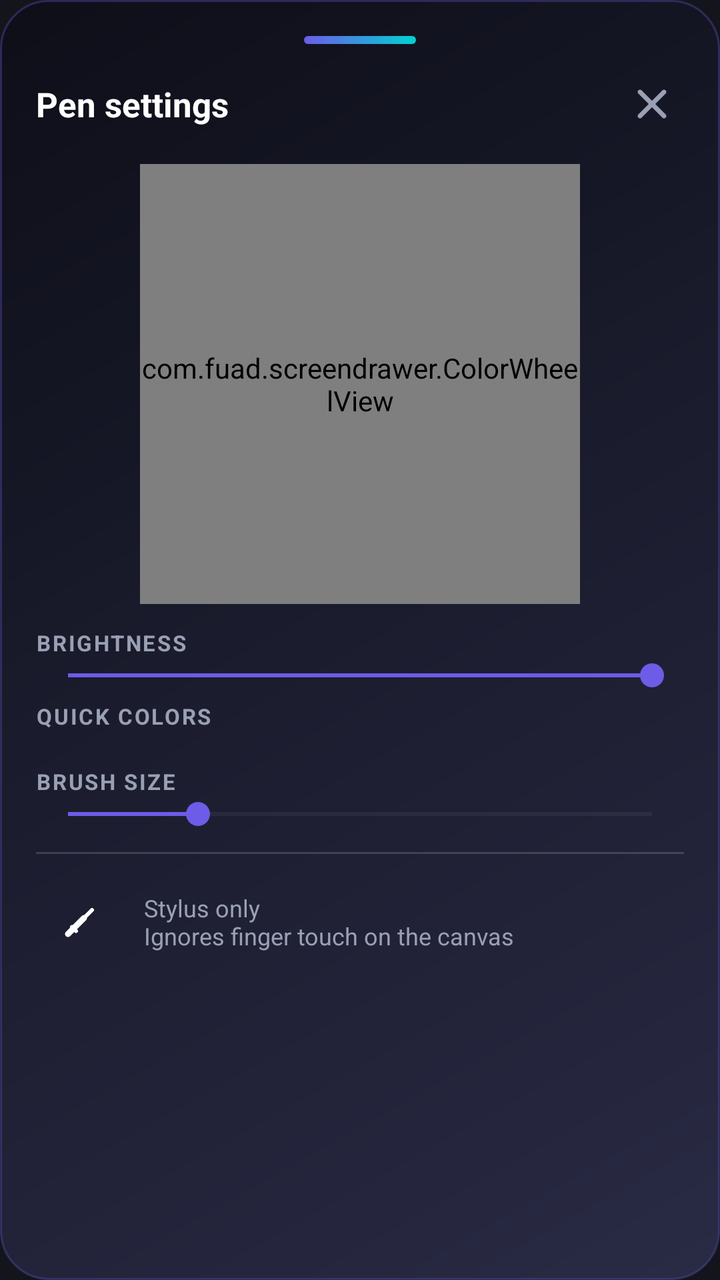
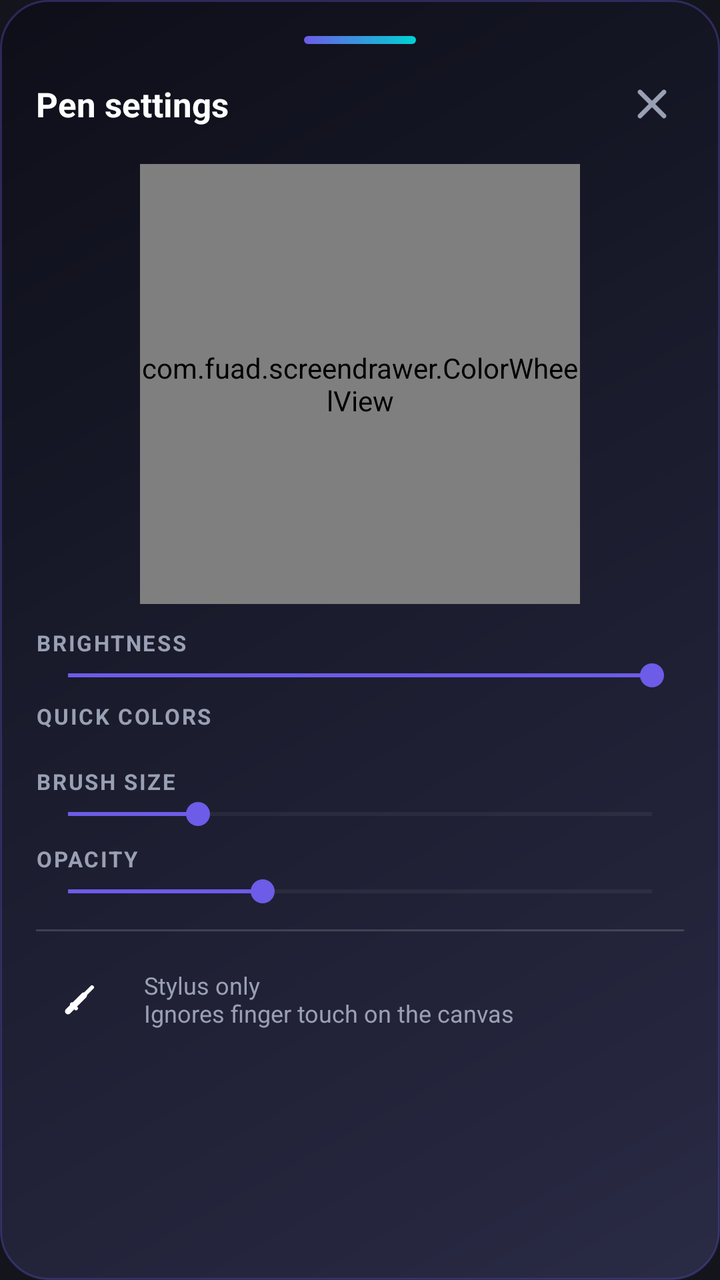

Compare the two renders of this Android layout. The source of the first and the diff that turns it into the second are given below.
<!-- AndroidManifest.xml: application theme Theme.ScreenDrawer -->
<!-- res/layout/panel_style.xml -->
<?xml version="1.0" encoding="utf-8"?>
<LinearLayout xmlns:android="http://schemas.android.com/apk/res/android"
    android:layout_width="288dp"
    android:layout_height="wrap_content"
    android:orientation="vertical"
    android:background="@drawable/bg_panel_card"
    android:padding="18dp"
    android:elevation="16dp">

    <View
        android:layout_width="56dp"
        android:layout_height="4dp"
        android:layout_gravity="center_horizontal"
        android:background="@drawable/bg_accent_stripe" />

    <LinearLayout
        android:layout_width="match_parent"
        android:layout_height="wrap_content"
        android:layout_marginTop="14dp"
        android:orientation="horizontal"
        android:gravity="center_vertical">

        <TextView
            android:layout_width="0dp"
            android:layout_height="wrap_content"
            android:layout_weight="1"
            android:text="Pen settings"
            android:textColor="@color/color_on_dark"
            android:textSize="17sp"
            android:textStyle="bold" />

        <ImageButton
            android:id="@+id/btnPanelClose"
            android:layout_width="32dp"
            android:layout_height="32dp"
            android:background="@drawable/bg_icon_button"
            android:contentDescription="Close"
            android:padding="6dp"
            android:src="@drawable/ic_close"
            android:tint="@color/color_muted" />
    </LinearLayout>

    <com.fuad.screendrawer.ColorWheelView
        android:id="@+id/colorWheel"
        android:layout_width="220dp"
        android:layout_height="220dp"
        android:layout_gravity="center_horizontal"
        android:layout_marginTop="14dp" />

    <TextView
        android:layout_width="match_parent"
        android:layout_height="wrap_content"
        android:layout_marginTop="12dp"
        android:letterSpacing="0.08"
        android:text="Brightness"
        android:textAllCaps="true"
        android:textColor="@color/color_muted"
        android:textSize="11sp"
        android:textStyle="bold" />

    <SeekBar
        android:id="@+id/brightnessSeek"
        android:layout_width="match_parent"
        android:layout_height="wrap_content"
        android:max="100"
        android:progress="100"
        android:progressBackgroundTint="#33FFFFFF"
        android:progressTint="@color/color_accent"
        android:thumbTint="@color/color_accent" />

    <TextView
        android:layout_width="match_parent"
        android:layout_height="wrap_content"
        android:layout_marginTop="4dp"
        android:letterSpacing="0.08"
        android:text="Quick colors"
        android:textAllCaps="true"
        android:textColor="@color/color_muted"
        android:textSize="11sp"
        android:textStyle="bold" />

    <HorizontalScrollView
        android:layout_width="match_parent"
        android:layout_height="wrap_content"
        android:scrollbars="none">

        <LinearLayout
            android:id="@+id/presetRow"
            android:layout_width="wrap_content"
            android:layout_height="wrap_content"
            android:orientation="horizontal"
            android:paddingVertical="6dp" />
    </HorizontalScrollView>

    <TextView
        android:layout_width="match_parent"
        android:layout_height="wrap_content"
        android:layout_marginTop="6dp"
        android:letterSpacing="0.08"
        android:text="Brush size"
        android:textAllCaps="true"
        android:textColor="@color/color_muted"
        android:textSize="11sp"
        android:textStyle="bold" />

    <SeekBar
        android:id="@+id/strokeSeek"
        android:layout_width="match_parent"
        android:layout_height="wrap_content"
        android:max="40"
        android:min="4"
        android:progress="12"
        android:progressBackgroundTint="#33FFFFFF"
        android:progressTint="@color/color_accent"
        android:thumbTint="@color/color_accent" />

    <View
        android:layout_width="match_parent"
        android:layout_height="1dp"
        android:layout_marginTop="10dp"
        android:background="#26FFFFFF" />

    <LinearLayout
        android:layout_width="match_parent"
        android:layout_height="wrap_content"
        android:layout_marginTop="12dp"
        android:gravity="center_vertical"
        android:orientation="horizontal">

        <ImageButton
            android:id="@+id/btnStylusOnly"
            style="@style/ToolbarIconButton"
            android:contentDescription="Stylus only"
            android:src="@drawable/ic_stylus" />

        <TextView
            android:layout_width="0dp"
            android:layout_height="wrap_content"
            android:layout_marginStart="10dp"
            android:layout_weight="1"
            android:text="Stylus only\nIgnores finger touch on the canvas"
            android:textColor="@color/color_muted"
            android:textSize="12sp" />
    </LinearLayout>

</LinearLayout>
<!-- resources referenced by this layout -->
<resources>
  <color name="color_accent">#6C5CE7</color>
  <color name="color_muted">#9AA0B4</color>
  <color name="color_on_dark">#FFFFFF</color>
  <!-- drawable bg_accent_stripe (drawable) -->
  <shape xmlns:android="http://schemas.android.com/apk/res/android"
      android:shape="rectangle">
      <corners android:radius="2dp" />
      <gradient
          android:type="linear"
          android:angle="0"
          android:startColor="@color/color_accent"
          android:endColor="@color/color_accent_secondary" />
  </shape>
  <!-- drawable bg_icon_button (drawable) -->
  <ripple xmlns:android="http://schemas.android.com/apk/res/android"
      android:color="#33FFFFFF">
      <item android:id="@android:id/mask">
          <shape android:shape="oval">
              <solid android:color="@android:color/white" />
          </shape>
      </item>
  </ripple>
  <!-- drawable bg_panel_card (drawable) -->
  <shape xmlns:android="http://schemas.android.com/apk/res/android"
      android:shape="rectangle">
      <corners android:radius="24dp" />
      <gradient
          android:type="linear"
          android:angle="135"
          android:startColor="#F52A2B45"
          android:endColor="#F50D0E17" />
      <stroke android:width="1dp" android:color="#4D6C5CE7" />
  </shape>
  <!-- drawable ic_close (drawable) -->
  <vector xmlns:android="http://schemas.android.com/apk/res/android"
      android:width="24dp"
      android:height="24dp"
      android:viewportWidth="24"
      android:viewportHeight="24">
      <path android:strokeColor="#FFFFFFFF" android:strokeWidth="2.25" android:strokeLineCap="round" android:pathData="M6,6 L18,18" />
      <path android:strokeColor="#FFFFFFFF" android:strokeWidth="2.25" android:strokeLineCap="round" android:pathData="M18,6 L6,18" />
  </vector>
  <!-- drawable ic_stylus (drawable) -->
  <vector xmlns:android="http://schemas.android.com/apk/res/android"
      android:width="24dp"
      android:height="24dp"
      android:viewportWidth="24"
      android:viewportHeight="24">
      <path
          android:strokeColor="#FFFFFFFF"
          android:strokeWidth="3"
          android:strokeLineCap="round"
          android:strokeLineJoin="round"
          android:pathData="M6,18 L14,10" />
      <path
          android:strokeColor="#FFFFFFFF"
          android:strokeWidth="2"
          android:strokeLineCap="round"
          android:strokeLineJoin="round"
          android:pathData="M14,10 L18,6" />
      <path
          android:strokeColor="#FFFFFFFF"
          android:strokeWidth="2"
          android:strokeLineCap="round"
          android:pathData="M8,14.5 L10,16.5" />
  </vector>
  <style name="ToolbarIconButton">
          <item name="android:layout_width">40dp</item>
          <item name="android:layout_height">40dp</item>
          <item name="android:layout_margin">2dp</item>
          <item name="android:background">@drawable/bg_icon_button</item>
          <item name="android:padding">8dp</item>
          <item name="android:scaleType">centerInside</item>
          <item name="android:tint">@color/color_on_dark</item>
      </style>
  <style name="Theme.ScreenDrawer" parent="Theme.Material3.DayNight.NoActionBar">
          <item name="colorPrimary">@color/color_accent</item>
          <item name="colorOnPrimary">@color/color_on_dark</item>
          <item name="colorSecondary">@color/color_accent_secondary</item>
          <item name="android:colorBackground">@color/color_bg_dark</item>
          <item name="colorSurface">@color/color_bg_card</item>
          <item name="colorOnSurface">@color/color_on_dark</item>
          <item name="android:statusBarColor">@color/color_bg_dark</item>
          <item name="android:windowLightStatusBar" tools:targetApi="23">false</item>
      </style>
  <color name="color_accent_secondary">#00D2D3</color>
  <color name="color_bg_dark">#14151C</color>
  <color name="color_bg_card">#20222E</color>
</resources>

<!-- the commit's change to res/layout/panel_style.xml (unified diff, before → after) -->
@@ -21,6 +21,7 @@
         android:gravity="center_vertical">
 
         <TextView
+            android:id="@+id/panelTitle"
             android:layout_width="0dp"
             android:layout_height="wrap_content"
             android:layout_weight="1"
@@ -40,57 +41,64 @@
             android:tint="@color/color_muted" />
     </LinearLayout>
 
-    <com.fuad.screendrawer.ColorWheelView
-        android:id="@+id/colorWheel"
-        android:layout_width="220dp"
-        android:layout_height="220dp"
-        android:layout_gravity="center_horizontal"
-        android:layout_marginTop="14dp" />
-
-    <TextView
+    <LinearLayout
+        android:id="@+id/colorGroup"
         android:layout_width="match_parent"
         android:layout_height="wrap_content"
-        android:layout_marginTop="12dp"
-        android:letterSpacing="0.08"
-        android:text="Brightness"
-        android:textAllCaps="true"
-        android:textColor="@color/color_muted"
-        android:textSize="11sp"
-        android:textStyle="bold" />
+        android:orientation="vertical">
 
-    <SeekBar
-        android:id="@+id/brightnessSeek"
-        android:layout_width="match_parent"
-        android:layout_height="wrap_content"
-        android:max="100"
-        android:progress="100"
-        android:progressBackgroundTint="#33FFFFFF"
-        android:progressTint="@color/color_accent"
-        android:thumbTint="@color/color_accent" />
+        <com.fuad.screendrawer.ColorWheelView
+            android:id="@+id/colorWheel"
+            android:layout_width="220dp"
+            android:layout_height="220dp"
+            android:layout_gravity="center_horizontal"
+            android:layout_marginTop="14dp" />
 
-    <TextView
-        android:layout_width="match_parent"
-        android:layout_height="wrap_content"
-        android:layout_marginTop="4dp"
-        android:letterSpacing="0.08"
-        android:text="Quick colors"
-        android:textAllCaps="true"
-        android:textColor="@color/color_muted"
-        android:textSize="11sp"
-        android:textStyle="bold" />
+        <TextView
+            android:layout_width="match_parent"
+            android:layout_height="wrap_content"
+            android:layout_marginTop="12dp"
+            android:letterSpacing="0.08"
+            android:text="Brightness"
+            android:textAllCaps="true"
+            android:textColor="@color/color_muted"
+            android:textSize="11sp"
+            android:textStyle="bold" />
 
-    <HorizontalScrollView
-        android:layout_width="match_parent"
-        android:layout_height="wrap_content"
-        android:scrollbars="none">
+        <SeekBar
+            android:id="@+id/brightnessSeek"
+            android:layout_width="match_parent"
+            android:layout_height="wrap_content"
+            android:max="100"
+            android:progress="100"
+            android:progressBackgroundTint="#33FFFFFF"
+            android:progressTint="@color/color_accent"
+            android:thumbTint="@color/color_accent" />
 
-        <LinearLayout
-            android:id="@+id/presetRow"
-            android:layout_width="wrap_content"
+        <TextView
+            android:layout_width="match_parent"
             android:layout_height="wrap_content"
-            android:orientation="horizontal"
-            android:paddingVertical="6dp" />
-    </HorizontalScrollView>
+            android:layout_marginTop="4dp"
+            android:letterSpacing="0.08"
+            android:text="Quick colors"
+            android:textAllCaps="true"
+            android:textColor="@color/color_muted"
+            android:textSize="11sp"
+            android:textStyle="bold" />
+
+        <HorizontalScrollView
+            android:layout_width="match_parent"
+            android:layout_height="wrap_content"
+            android:scrollbars="none">
+
+            <LinearLayout
+                android:id="@+id/presetRow"
+                android:layout_width="wrap_content"
+                android:layout_height="wrap_content"
+                android:orientation="horizontal"
+                android:paddingVertical="6dp" />
+        </HorizontalScrollView>
+    </LinearLayout>
 
     <TextView
         android:layout_width="match_parent"
@@ -113,6 +121,35 @@
         android:progressBackgroundTint="#33FFFFFF"
         android:progressTint="@color/color_accent"
         android:thumbTint="@color/color_accent" />
+
+    <LinearLayout
+        android:id="@+id/opacityGroup"
+        android:layout_width="match_parent"
+        android:layout_height="wrap_content"
+        android:orientation="vertical">
+
+        <TextView
+            android:layout_width="match_parent"
+            android:layout_height="wrap_content"
+            android:layout_marginTop="6dp"
+            android:letterSpacing="0.08"
+            android:text="Opacity"
+            android:textAllCaps="true"
+            android:textColor="@color/color_muted"
+            android:textSize="11sp"
+            android:textStyle="bold" />
+
+        <SeekBar
+            android:id="@+id/opacitySeek"
+            android:layout_width="match_parent"
+            android:layout_height="wrap_content"
+            android:max="100"
+            android:min="10"
+            android:progress="40"
+            android:progressBackgroundTint="#33FFFFFF"
+            android:progressTint="@color/color_accent"
+            android:thumbTint="@color/color_accent" />
+    </LinearLayout>
 
     <View
         android:layout_width="match_parent"
